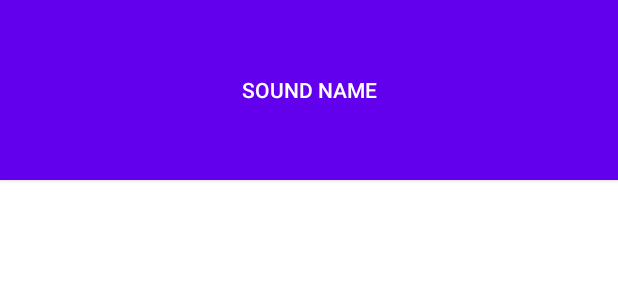
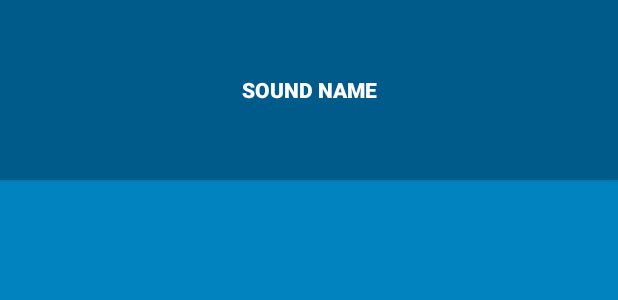
Before and after one commit to letiya/BeatBox, an Android app: the layout list_item_sound.xml on its own in the app's theme, with its tools: preview values and no code run, on a phone screen of 412 x 824 dp. Shown: the top 300 px of the screen. Run offline under Robolectric (Android 15) with nearby library versions, the phone set to English and light mode, and no system bars.

Commit message:
Inherite Style, modify the theme and add theme colors.

```diff
--- a/app/src/main/AndroidManifest.xml
+++ b/app/src/main/AndroidManifest.xml
@@ -8,7 +8,7 @@
         android:label="@string/app_name"
         android:roundIcon="@mipmap/ic_launcher_round"
         android:supportsRtl="true"
-        android:theme="@style/Theme.BeatBox">
+        android:theme="@style/AppTheme">
         <activity android:name=".SingleFragmentActivity"/>
         <activity android:name=".BeatBoxActivity">
             <intent-filter>
--- a/app/src/main/res/layout/list_item_sound.xml
+++ b/app/src/main/res/layout/list_item_sound.xml
@@ -9,7 +9,7 @@
 
     </data>
     <Button
-        style="@style/BeatBoxButton"
+        style="@style/BeatBoxButton.Strong"
         android:layout_width="match_parent"
         android:layout_height="120dp"
         android:onClick="@{() -> viewModel.onButtonClicked()}"
--- a/app/src/main/res/values/themes.xml
+++ b/app/src/main/res/values/themes.xml
@@ -1,20 +1,20 @@
 <resources xmlns:tools="http://schemas.android.com/tools">
     <!-- Base application theme. -->
-    <style name="Theme.BeatBox" parent="Theme.MaterialComponents.DayNight.DarkActionBar">
+    <style name="AppTheme" parent="Theme.AppCompat">
         <!-- Primary brand color. -->
-        <item name="colorPrimary">@color/purple_500</item>
-        <item name="colorPrimaryVariant">@color/purple_700</item>
-        <item name="colorOnPrimary">@color/white</item>
-        <!-- Secondary brand color. -->
-        <item name="colorSecondary">@color/teal_200</item>
-        <item name="colorSecondaryVariant">@color/teal_700</item>
-        <item name="colorOnSecondary">@color/black</item>
-        <!-- Status bar color. -->
-        <item name="android:statusBarColor" tools:targetApi="l">?attr/colorPrimaryVariant</item>
-        <!-- Customize your theme here. -->
+        <item name="colorPrimary">@color/red</item>
+        <item name="colorPrimaryDark">@color/dark_red</item>
+        <item name="colorAccent">@color/gray</item>
+
+        <item name="android:windowBackground">@color/soothing_blue</item>
+        <item name="buttonStyle">@style/BeatBoxButton</item>
     </style>
 
     <style name="BeatBoxButton" parent="Widget.AppCompat.Button">
         <item name="android:background">@color/dark_blue</item>
     </style>
+
+    <style name="BeatBoxButton.Strong">
+        <item name="android:textStyle">bold</item>
+    </style>
 </resources>
```
